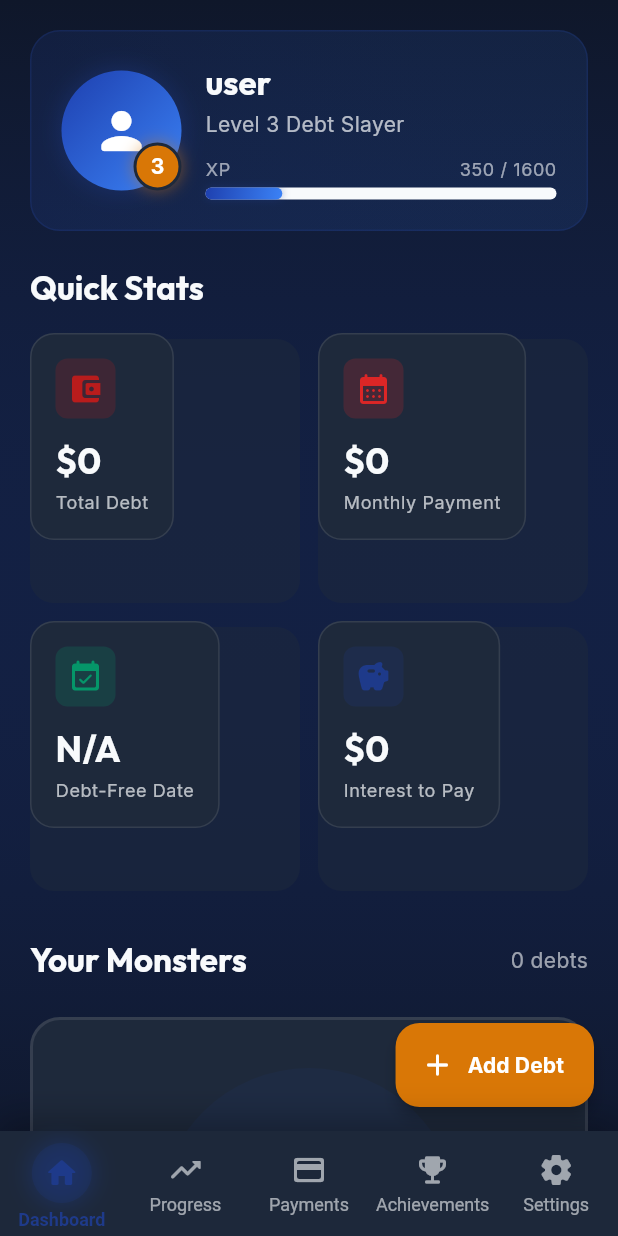
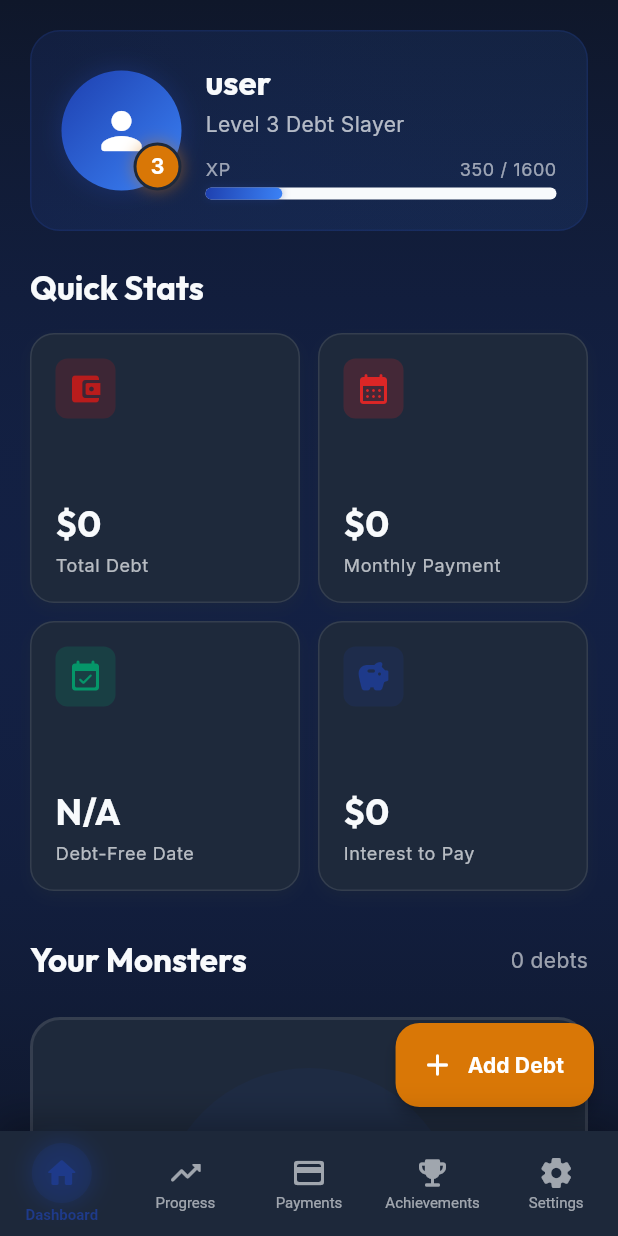
Before and after one commit to fakhrihabb/undebt, a Flutter app: the MainShell screen opened by its route, on a phone screen of 412 x 824 dp. Run offline on Flutter 3.47's test engine with Material 3 defaults, Android fonts, the phone set to English and light mode, and no system bars; our stand-ins replace flutter_animate, flutter_dotenv, go_router, google_fonts, hive, hive_flutter and 1 more; accounts and stored records are empty.

Commit message:
fix: bottom nav overflow and stat card irregular sizing

```diff
--- a/lib/core/widgets/bottom_nav_bar.dart
+++ b/lib/core/widgets/bottom_nav_bar.dart
@@ -131,19 +131,19 @@ class _NavItem extends StatelessWidget {
                   ),
                 ],
               ),
-              const SizedBox(height: 4),
+              const SizedBox(height: 2),
               // Label
               AnimatedDefaultTextStyle(
                 duration: const Duration(milliseconds: 200),
                 curve: Curves.easeInOut,
                 style: TextStyle(
-                  fontSize: 12,
+                  fontSize: 10,
                   fontWeight: isActive ? FontWeight.w600 : FontWeight.normal,
                   color: isActive
                       ? AppColors.primaryBlue
                       : AppColors.textOnDark.withValues(alpha: 0.6),
                 ),
-                child: Text(label),
+                child: Text(label, maxLines: 1, overflow: TextOverflow.ellipsis),
               ),
             ],
           ),
--- a/lib/features/dashboard/widgets/stat_card.dart
+++ b/lib/features/dashboard/widgets/stat_card.dart
@@ -20,18 +20,7 @@ class StatCard extends StatelessWidget {
 
   @override
   Widget build(BuildContext context) {
-    return Stack(
-      children: [
-        // Shadow layer (3D effect)
-        Container(
-          margin: const EdgeInsets.only(top: 4),
-          decoration: BoxDecoration(
-            color: AppColors.surfaceDark.withValues(alpha: 0.5),
-            borderRadius: BorderRadius.circular(16),
-          ),
-        ),
-        // Main card
-        Container(
+    return Container(
       padding: const EdgeInsets.all(16),
       decoration: BoxDecoration(
         gradient: gradient,
@@ -41,10 +30,17 @@ class StatCard extends StatelessWidget {
           color: AppColors.textOnDark.withValues(alpha: 0.1),
           width: 1,
         ),
+        boxShadow: [
+          BoxShadow(
+            color: AppColors.surfaceDark.withValues(alpha: 0.5),
+            blurRadius: 8,
+            offset: const Offset(0, 4),
+          ),
+        ],
       ),
       child: Column(
         crossAxisAlignment: CrossAxisAlignment.start,
-            mainAxisSize: MainAxisSize.min,
+        mainAxisAlignment: MainAxisAlignment.spaceBetween,
         children: [
           // Icon
           Container(
@@ -60,9 +56,11 @@ class StatCard extends StatelessWidget {
             ),
           ),
 
-              const SizedBox(height: 12),
-
-              // Value
+          // Value and Label
+          Column(
+            crossAxisAlignment: CrossAxisAlignment.start,
+            mainAxisSize: MainAxisSize.min,
+            children: [
               Text(
                 value,
                 style: Theme.of(context).textTheme.headlineSmall?.copyWith(
@@ -72,10 +70,7 @@ class StatCard extends StatelessWidget {
                 maxLines: 1,
                 overflow: TextOverflow.ellipsis,
               ),
-
               const SizedBox(height: 4),
-
-              // Label
               Text(
                 label,
                 style: Theme.of(context).textTheme.bodySmall?.copyWith(
@@ -86,8 +81,8 @@ class StatCard extends StatelessWidget {
               ),
             ],
           ),
+        ],
       ),
-      ],
     );
   }
 }
```
Lines whose indentation alone changed are shown as unchanged.
